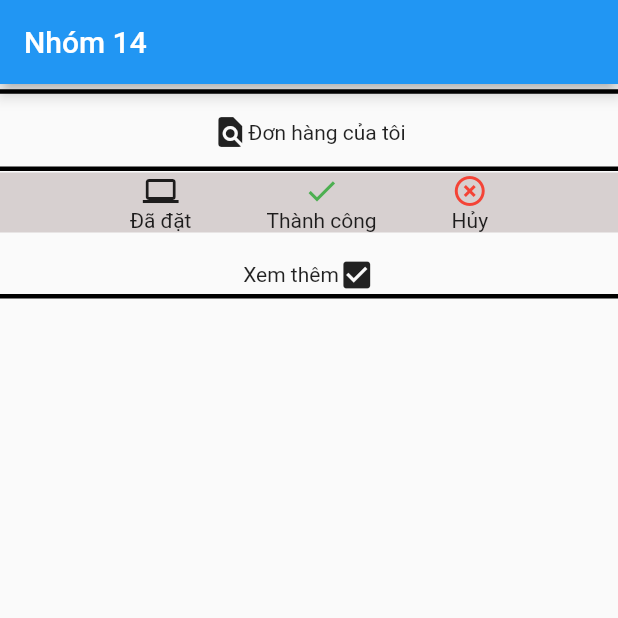
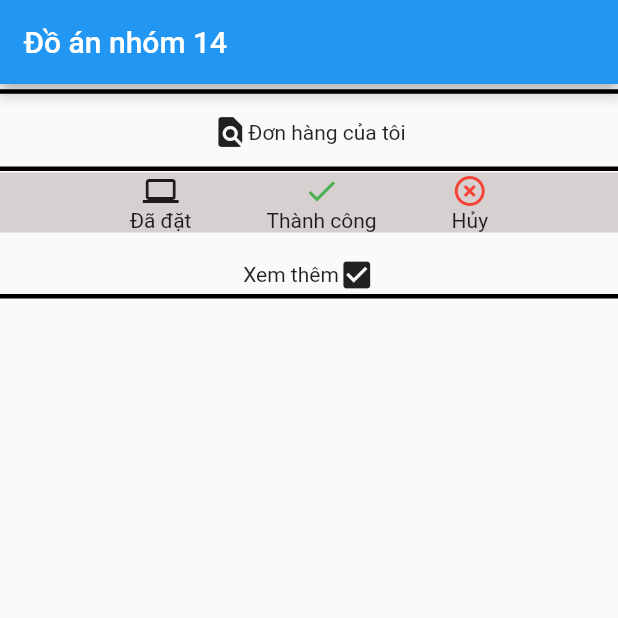
Before and after one commit to viehao38/AppBanHang, a Flutter app: the screen it shows after launch, on a phone screen of 412 x 824 dp, the top half of it. Run offline on Flutter 3.47's test engine with Material 2 defaults, Android fonts, the phone set to English and light mode, and no system bars.

Commit message:
cap nhat

```diff
--- a/app_banhang/lib/main.dart
+++ b/app_banhang/lib/main.dart
@@ -11,11 +11,10 @@ class MyApp extends StatelessWidget {
   @override
   Widget build(BuildContext context) {
     return MaterialApp(
-      title: 'Flutter Demo',
       theme: ThemeData(
         primarySwatch: Colors.blue,
       ),
-      home: const MyHomePage(title: 'Nhóm 14'),
+      home: const MyHomePage(title: 'Đồ án nhóm 14'),
     );
   }
 }
```
